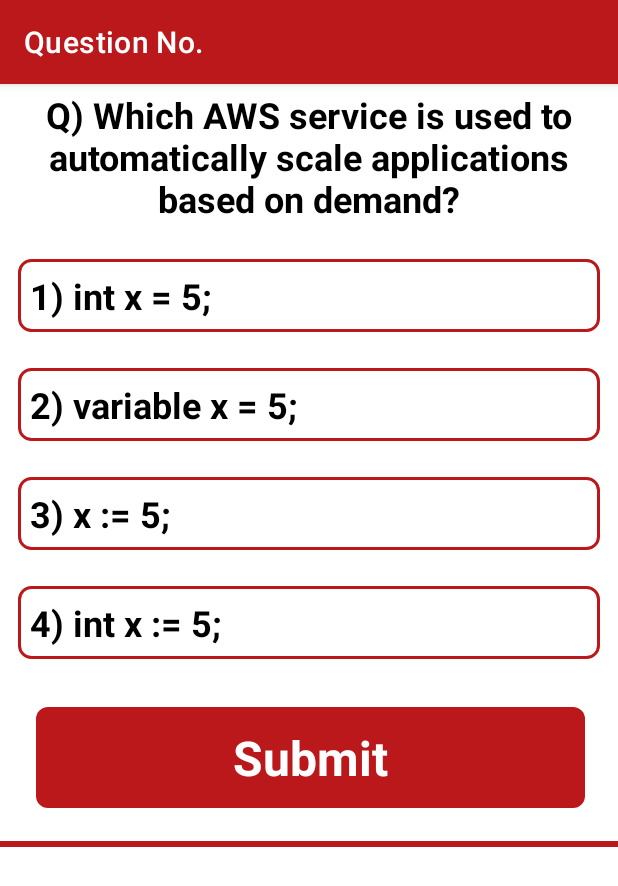
After one commit to rijul-kansal/Career_Connect_FrontEnd, an Android app: the QuizDisplayActivity screen opened directly, with no data from a screen before it, on a phone screen of 412 x 824 dp. The commit adds this screen. Shown: the top 886 px of the screen. Run offline under Robolectric (Android 15) with nearby library versions, the phone set to English and light mode, and no system bars; network calls fail; 1 statement that could not run was skipped.

Commit message:
adding quiz fns

```diff
--- a/app/src/main/java/com/learning/careerconnect/Activity/BaseActivity.kt
+++ b/app/src/main/java/com/learning/careerconnect/Activity/BaseActivity.kt
@@ -20,7 +20,7 @@
 
 open class BaseActivity : AppCompatActivity() {
     lateinit  var countDownTimer: CountDownTimer
-
+    lateinit var dialog:Dialog
     // checking if only one activity is there or not in stack or not
     // if true then only 1 activity is there in stack
     fun isOnlyOneActivityInStack(): Boolean {
@@ -108,4 +108,16 @@
         Manifest.permission.ACCESS_NOTIFICATION_POLICY,
         Manifest.permission.POST_NOTIFICATIONS
     )
+
+    fun showProgressBar(activity: Activity)
+    {
+        dialog = Dialog(activity)
+        dialog.setContentView(R.layout.progress_bar)
+        dialog.show()
+    }
+
+    fun cancelProgressBar()
+    {
+        dialog.dismiss()
+    }
 }
--- /dev/null
+++ b/app/src/main/java/com/learning/careerconnect/Activity/QuizDisplayActivity.kt
@@ -0,0 +1,50 @@
+package com.learning.careerconnect.Activity
+
+import android.content.Context
+import android.os.Bundle
+import android.util.Log
+import android.widget.Toast
+import androidx.activity.enableEdgeToEdge
+import androidx.appcompat.app.AppCompatActivity
+import androidx.core.view.ViewCompat
+import androidx.core.view.WindowInsetsCompat
+import androidx.lifecycle.Observer
+import androidx.lifecycle.ViewModelProvider
+import com.learning.careerconnect.MVVM.QuizMVVM
+import com.learning.careerconnect.R
+import com.learning.careerconnect.Utils.Constants
+import com.learning.careerconnect.databinding.ActivityQuizDisplayBinding
+
+class QuizDisplayActivity : BaseActivity() {
+
+    lateinit var binding: ActivityQuizDisplayBinding
+    lateinit var quizVM:QuizMVVM
+    var quizType : String="AWS"
+    lateinit var token:String
+    override fun onCreate(savedInstanceState: Bundle?) {
+        super.onCreate(savedInstanceState)
+        binding = ActivityQuizDisplayBinding.inflate(layoutInflater)
+        setContentView(binding.root)
+
+        quizVM = ViewModelProvider(this)[QuizMVVM::class.java]
+        val sharedPreference =  getSharedPreferences(Constants.TOKEN_SP_PN, Context.MODE_PRIVATE)
+        token = sharedPreference.getString(Constants.JWT_TOKEN_SP,"rk").toString()
+        if(intent.hasExtra(Constants.TYPE_OF_QUIZ))
+        {
+            quizType = intent.getStringExtra(Constants.TYPE_OF_QUIZ).toString()
+        }
+        showProgressBar(this)
+        quizVM.getQuestion(this,quizType,"Bearer $token")
+        quizVM.observerForGetQuestion().observe(this , Observer {
+            res->
+            if(res.status == "success")
+            {
+                cancelProgressBar()
+                Log.d("rk",res.toString())
+            }
+        })
+    }
+    fun errorFn(message:String) {
+        Toast.makeText(this,message, Toast.LENGTH_LONG).show()
+    }
+}
--- a/app/src/main/java/com/learning/careerconnect/MVVM/QuizMVVM.kt
+++ b/app/src/main/java/com/learning/careerconnect/MVVM/QuizMVVM.kt
@@ -1,11 +1,14 @@
 package com.learning.careerconnect.MVVM
 
+import android.content.Context
 import android.util.Log
 import androidx.lifecycle.LiveData
 import androidx.lifecycle.MutableLiveData
 import androidx.lifecycle.ViewModel
 import androidx.lifecycle.viewModelScope
 import com.learning.careerconnect.Activity.MainActivity
+import com.learning.careerconnect.Activity.QuizDisplayActivity
+import com.learning.careerconnect.Model.GetQuizQuestionDisplayOM
 import com.learning.careerconnect.Model.GetQuizScoreEarnedOM
 import com.learning.careerconnect.Model.GetQuizTypeOM
 import com.learning.careerconnect.Utils.Constants
@@ -67,4 +70,30 @@
         }
     }
     fun observerForGetScoreEarned(): LiveData<GetQuizScoreEarnedOM> = resultOfGetScoreEarned
+
+    var resultOfGetQuestion: MutableLiveData<GetQuizQuestionDisplayOM> = MutableLiveData()
+    fun getQuestion(activity: QuizDisplayActivity,type:String, token:String) {
+        try {
+            if (Constants.checkForInternet(activity)) {
+                val func = Constants.getInstance().create(Retrofit::class.java)
+                viewModelScope.launch {
+                    val result = func.getQuizQuestion(token,type)
+                    withContext(Dispatchers.Main) {
+                        if (result.isSuccessful) {
+                            resultOfGetQuestion.value = result.body()
+                        } else {
+                            val errorBody = result.errorBody()?.string()
+                            val errorMessage = Constants.parseErrorMessage(errorBody)
+                            activity.errorFn(errorMessage ?: "Unknown error")
+                        }
+                    }
+                }
+            } else {
+                activity.errorFn("No internet connection")
+            }
+        } catch (err: Exception) {
+            Log.e("rk", "Exception occurred during sign up: ${err.message}")
+        }
+    }
+    fun observerForGetQuestion(): LiveData<GetQuizQuestionDisplayOM> = resultOfGetQuestion
 }
--- /dev/null
+++ b/app/src/main/java/com/learning/careerconnect/Model/GetQuizQuestionDisplayOM.kt
@@ -0,0 +1,19 @@
+package com.learning.careerconnect.Model
+
+data class GetQuizQuestionDisplayOM(
+    var `data`: Data?,
+    var status: String? // success
+) {
+    data class Data(
+        var `data`: List<Data?>?
+    ) {
+        data class Data(
+            var _id: String?, // 66ec7c0cdd8df35ca35dbf38
+            var correct_answer: String?, // Auto Scaling
+            var difficulty: String?, // hard
+            var options: List<String?>?,
+            var question: String?, // Which AWS service is used to automatically scale applications based on demand?
+            var type: String? // AWS
+        )
+    }
+}
--- a/app/src/main/java/com/learning/careerconnect/Utils/Constants.kt
+++ b/app/src/main/java/com/learning/careerconnect/Utils/Constants.kt
@@ -33,6 +33,8 @@
     const val ONLY_JOBID_ARR="only job id array"
     const val FULL_JOBID_ARR="full job details array"
     const val TYPE_OF_FRAGMENT= "from which fragment we moved"
+    const val TYPE_OF_QUIZ="type of quiz"
+
     val baseUrl = "https://career-connect-drxp.onrender.com"
 
 
--- a/app/src/main/java/com/learning/careerconnect/Utils/Retrofit.kt
+++ b/app/src/main/java/com/learning/careerconnect/Utils/Retrofit.kt
@@ -6,6 +6,7 @@
 import com.learning.careerconnect.Model.GetAllAppliedJobsOM
 import com.learning.careerconnect.Model.GetAllSavedLaterJobsOM
 import com.learning.careerconnect.Model.GetAllTypeOfInformationOM
+import com.learning.careerconnect.Model.GetQuizQuestionDisplayOM
 import com.learning.careerconnect.Model.GetQuizScoreEarnedOM
 import com.learning.careerconnect.Model.LoginIM
 import com.learning.careerconnect.Model.LoginOM
@@ -33,6 +34,7 @@
 import retrofit2.http.Header
 import retrofit2.http.PATCH
 import retrofit2.http.POST
+import retrofit2.http.Path
 import retrofit2.http.Query
 
 interface Retrofit {
@@ -97,4 +99,9 @@
     @GET("/v1/questions/certificateEarnedByUser")
     suspend fun getQuizScores(
         @Header("authorization") authHeader:String, ) : Response<GetQuizScoreEarnedOM>
+
+    @GET("/v1/questions/{topic}")
+    suspend fun getQuizQuestion(
+        @Header("authorization") authHeader:String,
+        @Path("topic") preferredJobType: String? = null) : Response<GetQuizQuestionDisplayOM>
 }
--- a/app/src/main/java/com/learning/careerconnect/fragment/QuizFragment.kt
+++ b/app/src/main/java/com/learning/careerconnect/fragment/QuizFragment.kt
@@ -12,6 +12,7 @@
 import com.google.common.reflect.TypeToken
 import com.google.gson.Gson
 import com.learning.careerconnect.Activity.BaseActivity
+import com.learning.careerconnect.Activity.QuizDisplayActivity
 import com.learning.careerconnect.Adapter.QuizTypeShownAdapter
 import com.learning.careerconnect.Model.GetQuizScoreEarnedOM
 import com.learning.careerconnect.Utils.Constants
@@ -61,8 +62,9 @@
         itemAdapter.setOnClickListener(object :
             QuizTypeShownAdapter.OnClickListener {
             override fun onClick(position: Int, model: String) {
-                Log.d("rk",position.toString())
-               BaseActivity().toast(model,requireContext())
+                val intent = Intent(requireActivity(), QuizDisplayActivity::class.java)
+                intent.putExtra(Constants.TYPE_OF_QUIZ,model)
+                startActivity(intent)
             }
         })
     }
--- /dev/null
+++ b/app/src/main/res/layout/activity_quiz_display.xml
@@ -0,0 +1,149 @@
+<?xml version="1.0" encoding="utf-8"?>
+<androidx.constraintlayout.widget.ConstraintLayout xmlns:android="http://schemas.android.com/apk/res/android"
+    xmlns:app="http://schemas.android.com/apk/res-auto"
+    xmlns:tools="http://schemas.android.com/tools"
+    android:id="@+id/main"
+    android:background="@color/white"
+    android:layout_width="match_parent"
+    android:layout_height="match_parent"
+    tools:context=".Activity.QuizDisplayActivity">
+    <com.google.android.material.appbar.AppBarLayout
+        android:id="@+id/appBar"
+        android:layout_width="match_parent"
+        android:layout_height="wrap_content"
+        app:layout_constraintEnd_toEndOf="parent"
+        app:layout_constraintStart_toStartOf="parent"
+        app:layout_constraintTop_toTopOf="parent">
+        <androidx.appcompat.widget.Toolbar
+            app:titleTextColor="@color/white"
+            app:title="Question No."
+            android:id="@+id/toolbar"
+            android:layout_width="match_parent"
+            android:layout_height="wrap_content"
+            android:background="@color/main_colour"
+            android:minHeight="?attr/actionBarSize"
+            android:theme="?attr/actionBarTheme"
+            style="@style/ToolbarTheme"
+            tools:layout_editor_absoluteX="0dp"
+            tools:layout_editor_absoluteY="0dp" />
+    </com.google.android.material.appbar.AppBarLayout>
+    <TextView
+        android:id="@+id/question"
+        app:layout_constraintLeft_toLeftOf="parent"
+        app:layout_constraintRight_toRightOf="parent"
+        android:layout_marginLeft="4dp"
+        android:layout_marginTop="4dp"
+        android:layout_marginRight="4dp"
+        android:layout_width="match_parent"
+        android:layout_height="wrap_content"
+        app:layout_constraintTop_toBottomOf="@id/appBar"
+        android:text="Q) Which AWS service is used to automatically scale applications based on demand?"
+        android:textStyle="bold"
+        android:textColor="@color/black"
+        android:textSize="24sp"
+        android:gravity="center"/>
+
+    <TextView
+        android:id="@+id/option1"
+        android:paddingTop="8dp"
+        android:paddingBottom="8dp"
+        android:paddingStart="8dp"
+        android:background="@drawable/filter_option_bg_white_colour"
+        app:layout_constraintLeft_toLeftOf="parent"
+        app:layout_constraintRight_toRightOf="parent"
+        android:layout_marginLeft="12dp"
+        android:layout_marginTop="24dp"
+        android:layout_marginRight="12dp"
+        android:layout_width="match_parent"
+        android:layout_height="wrap_content"
+        app:layout_constraintTop_toBottomOf="@id/question"
+        android:text="1) int x = 5;"
+        android:textStyle="bold"
+        android:textColor="@color/black"
+        android:textSize="24sp" />
+    <TextView
+        android:id="@+id/option2"
+        android:paddingTop="8dp"
+        android:paddingBottom="8dp"
+        android:paddingStart="8dp"
+        android:background="@drawable/filter_option_bg_white_colour"
+        app:layout_constraintLeft_toLeftOf="parent"
+        app:layout_constraintRight_toRightOf="parent"
+        android:layout_marginLeft="12dp"
+        android:layout_marginTop="24dp"
+        android:layout_marginRight="12dp"
+        android:layout_width="match_parent"
+        android:layout_height="wrap_content"
+        app:layout_constraintTop_toBottomOf="@id/option1"
+        android:text="2) variable x = 5;"
+        android:textStyle="bold"
+        android:textColor="@color/black"
+        android:textSize="24sp" />
+    <TextView
+        android:id="@+id/option3"
+        android:paddingTop="8dp"
+        android:paddingBottom="8dp"
+        android:paddingStart="8dp"
+        android:background="@drawable/filter_option_bg_white_colour"
+        app:layout_constraintLeft_toLeftOf="parent"
+        app:layout_constraintRight_toRightOf="parent"
+        android:layout_marginLeft="12dp"
+        android:layout_marginTop="24dp"
+        android:layout_marginRight="12dp"
+        android:layout_width="match_parent"
+        android:layout_height="wrap_content"
+        app:layout_constraintTop_toBottomOf="@id/option2"
+        android:text="3) x := 5;"
+        android:textStyle="bold"
+        android:textColor="@color/black"
+        android:textSize="24sp" />
+    <TextView
+        android:id="@+id/option4"
+        android:paddingTop="8dp"
+        android:paddingBottom="8dp"
+        android:paddingStart="8dp"
+        android:background="@drawable/filter_option_bg_white_colour"
+        app:layout_constraintLeft_toLeftOf="parent"
+        app:layout_constraintRight_toRightOf="parent"
+        android:layout_marginLeft="12dp"
+        android:layout_marginTop="24dp"
+        android:layout_marginRight="12dp"
+        android:layout_width="match_parent"
+        android:layout_height="wrap_content"
+        app:layout_constraintTop_toBottomOf="@id/option3"
+        android:text="4) int x := 5;"
+        android:textStyle="bold"
+        android:textColor="@color/black"
+        android:textSize="24sp" />
+    <TextView
+        android:id="@+id/submitBtn"
+        android:paddingTop="12dp"
+        android:paddingBottom="12dp"
+        android:background="@drawable/box_for_pagination_selected"
+        app:layout_constraintLeft_toLeftOf="parent"
+        app:layout_constraintRight_toRightOf="parent"
+        android:layout_marginLeft="24dp"
+        android:layout_marginTop="32dp"
+        android:layout_marginRight="22dp"
+        android:layout_width="match_parent"
+        android:layout_height="wrap_content"
+        app:layout_constraintTop_toBottomOf="@id/option4"
+        android:text="Submit"
+        android:textStyle="bold"
+        android:textColor="@color/white"
+        android:textSize="32sp"
+        android:gravity="center" />
+    <ProgressBar
+        android:layout_marginTop="16dp"
+        app:layout_constraintLeft_toLeftOf="parent"
+        app:layout_constraintRight_toRightOf="parent"
+        style="?android:attr/progressBarStyleHorizontal"
+        android:layout_width="match_parent"
+        android:layout_height="wrap_content"
+        android:id="@+id/progressBar"
+        android:layout_centerHorizontal="true"
+        android:layout_centerVertical="true"
+        android:max="100"
+        android:progress="100"
+        app:layout_constraintTop_toBottomOf="@id/submitBtn"/>
+</androidx.constraintlayout.widget.ConstraintLayout>
--- /dev/null
+++ b/app/src/main/res/layout/progress_bar.xml
@@ -0,0 +1,13 @@
+<?xml version="1.0" encoding="utf-8"?>
+<androidx.constraintlayout.widget.ConstraintLayout xmlns:android="http://schemas.android.com/apk/res/android"
+    android:layout_width="wrap_content"
+    android:layout_height="wrap_content"
+    xmlns:app="http://schemas.android.com/apk/res-auto">
+    <ProgressBar
+        app:layout_constraintTop_toTopOf="parent"
+        app:layout_constraintLeft_toLeftOf="parent"
+        app:layout_constraintRight_toRightOf="parent"
+        app:layout_constraintBottom_toBottomOf="parent"
+        android:layout_width="50dp"
+        android:layout_height="50dp"/>
+</androidx.constraintlayout.widget.ConstraintLayout>
```
Also changed, not shown: app/src/main/AndroidManifest.xml (+5 -2 lines).
